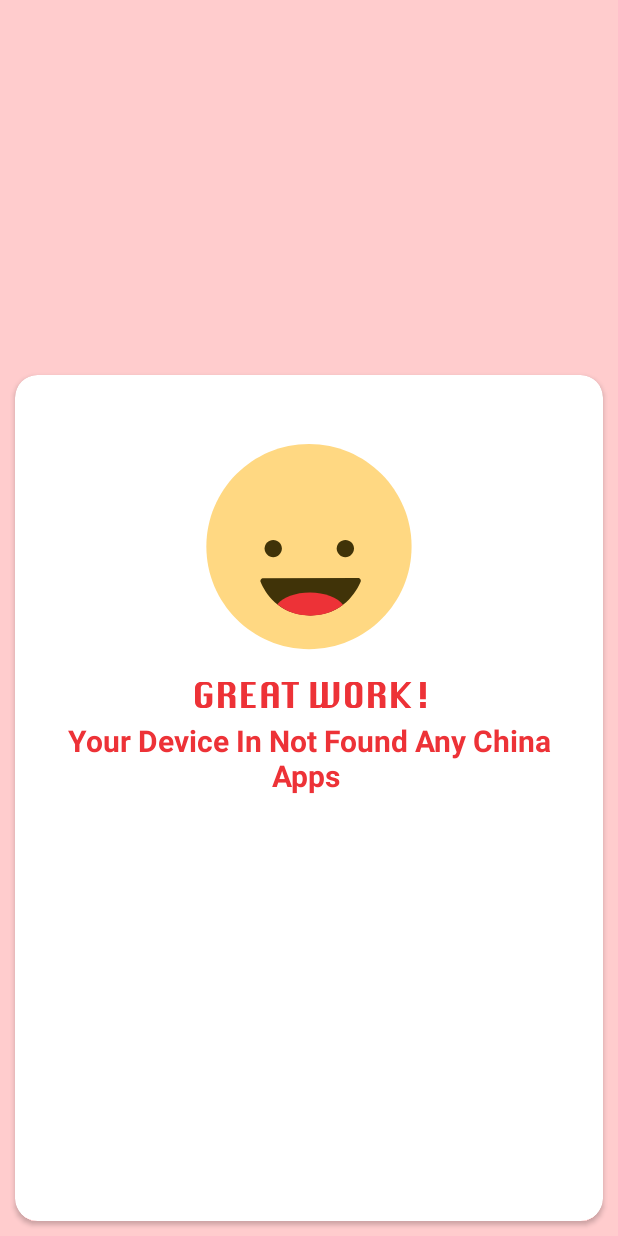
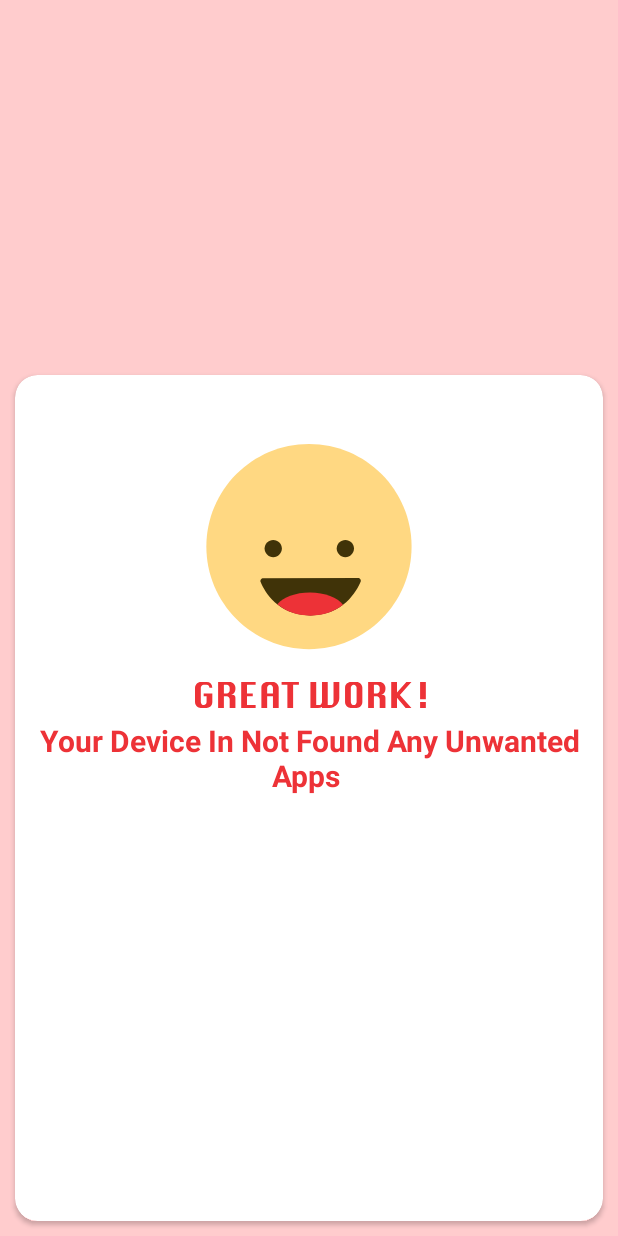
Before and after one commit to meetkyada/unwantedapp, an Android app: the Main2Activity screen opened directly, with no data from a screen before it, on a phone screen of 412 x 824 dp. Run offline under Robolectric (Android 15) with nearby library versions, the light colour scheme and no system bars; our stand-ins replace Firebase (no records; nobody signed in at launch, a user with empty details on screens opened directly), sdp/ssp sizes.

Commit message:
Update activity_display_images.xml

```diff
--- a/app/src/main/res/layout/activity_display_images.xml
+++ b/app/src/main/res/layout/activity_display_images.xml
@@ -109,7 +109,7 @@
             android:textAlignment="center"
             android:textColor="#ed3237"
 
-            android:text="Your Device In Not Found Any China Apps "
+            android:text="Your Device In Not Found Any Unwanted Apps "
             android:visibility="gone"
             android:id="@+id/goodtext"
             android:layout_height="match_parent">
```
